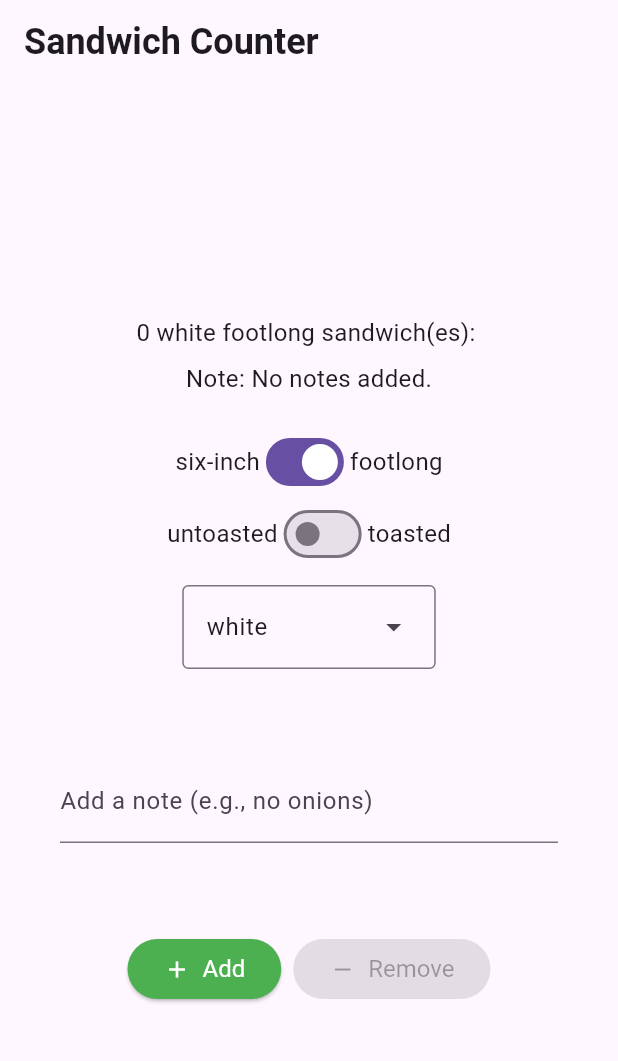
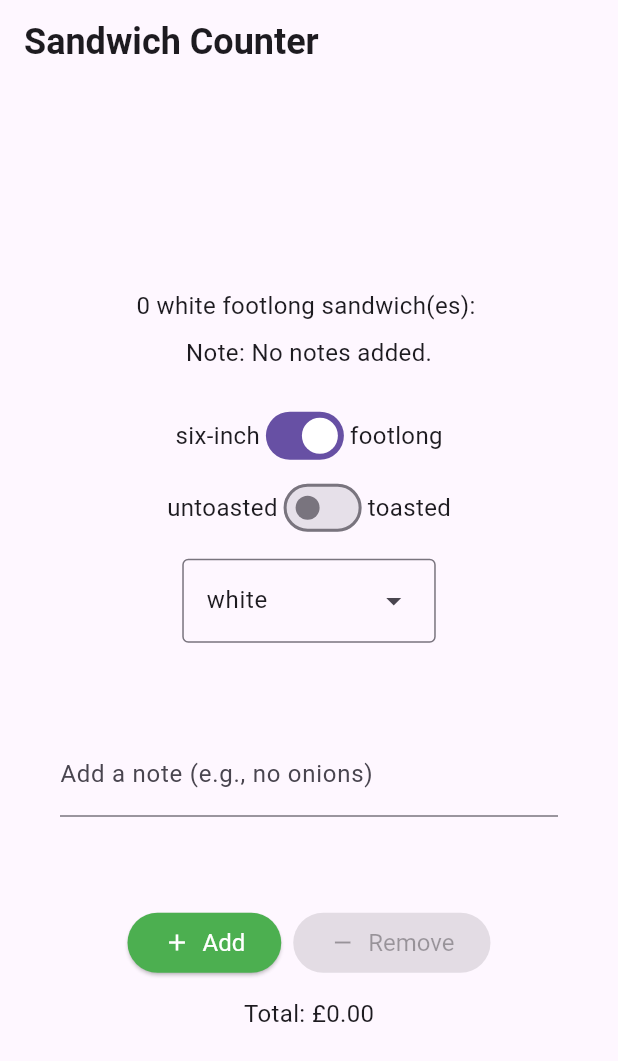
Before and after one commit to charis0627/sandwitch_app, a Flutter app: the screen it shows after launch, on a phone screen of 412 x 824 dp. Shown: the top 1061 px of the screen. Run offline on Flutter 3.47's test engine with Material 3 defaults, Android fonts, the phone set to English and light mode, and no system bars.

Commit message:
Add a pricing repository and integrate it to orderScreen

```diff
--- a/lib/main.dart
+++ b/lib/main.dart
@@ -1,6 +1,7 @@
 import 'package:flutter/material.dart';
 import 'package:sandwich_shop/views/app_styles.dart';
 import 'package:sandwich_shop/repositories/order_repository.dart';
+import 'package:sandwich_shop/repositories/pricing_repository.dart';
 
 enum BreadType { white, wheat, wholemeal }
 
@@ -33,6 +34,7 @@ class OrderScreen extends StatefulWidget {
 
 class _OrderScreenState extends State<OrderScreen> {
   late final OrderRepository _orderRepository;
+  late final PricingRepository _pricingRepository;
   final TextEditingController _notesController = TextEditingController();
   bool _isFootlong = true;
   BreadType _selectedBreadType = BreadType.white;
@@ -42,6 +44,7 @@ class _OrderScreenState extends State<OrderScreen> {
   void initState() {
     super.initState();
     _orderRepository = OrderRepository(maxQuantity: widget.maxQuantity);
+    _pricingRepository = PricingRepository();
     _notesController.addListener(() {
       setState(() {});
     });
@@ -184,6 +187,16 @@ class _OrderScreenState extends State<OrderScreen> {
                 ),
               ],
             ),
+            const SizedBox(height: 12),
+            // Display total price for the current selection and quantity
+            Text(
+              'Total: ${_pricingRepository.totalPriceFormatted(
+                quantity: _orderRepository.quantity,
+                size:
+                    _isFootlong ? SandwichSize.footlong : SandwichSize.sixinch,
+              )}',
+              style: normalText,
+            ),
           ],
         ),
       ),
--- /dev/null
+++ b/lib/repositories/pricing_repository.dart
@@ -0,0 +1,26 @@
+enum SandwichSize { sixinch, footlong }
+
+class PricingRepository {
+  PricingRepository();
+
+  static const int sixinchPrice = 700;
+  static const int footlongPrice = 1100;
+
+  int totalPrice({required int quantity, required SandwichSize size}) {
+    final qty = quantity < 0 ? 0 : quantity;
+    final unit = size == SandwichSize.footlong ? footlongPrice : sixinchPrice;
+    return qty * unit;
+  }
+
+  double totalPricePounds({required int quantity, required SandwichSize size}) {
+    return totalPrice(quantity: quantity, size: size) / 100.0;
+  }
+
+  String totalPriceFormatted(
+      {required int quantity, required SandwichSize size}) {
+    final pence = totalPrice(quantity: quantity, size: size);
+    final pounds = pence ~/ 100;
+    final remainder = pence % 100;
+    return '£$pounds.${remainder.toString().padLeft(2, '0')}';
+  }
+}
```
